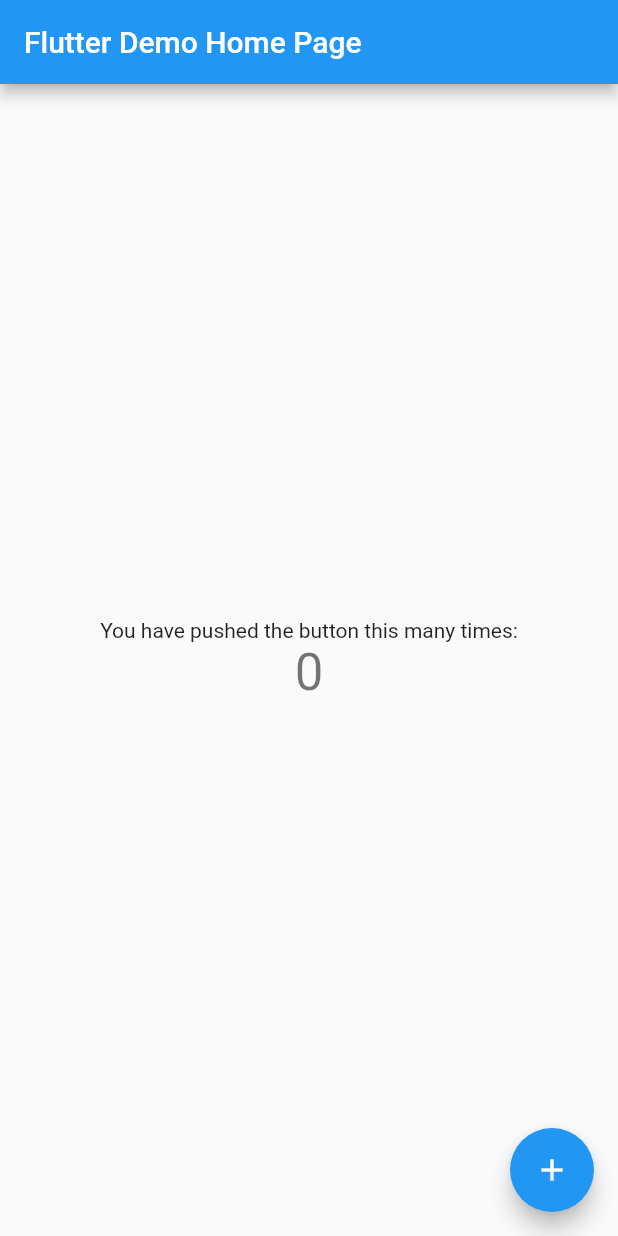
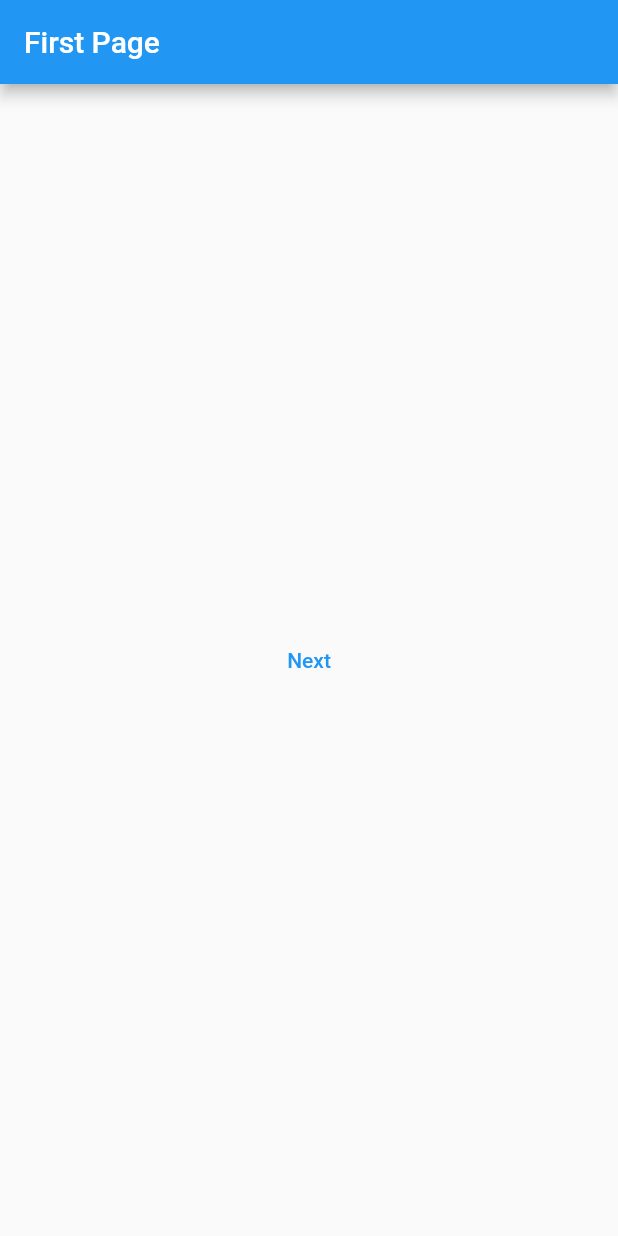
Before and after one commit to llogvinov/flutter, a Flutter app: the screen it shows after launch, on a phone screen of 412 x 824 dp. Run offline on Flutter 3.47's test engine with Material 2 defaults, Android fonts, the phone set to English and light mode, and no system bars.

Commit message:
added simple two-pages app

```diff
--- /dev/null
+++ b/logvinov_lab_2/lib/app.dart
@@ -0,0 +1,18 @@
+import 'package:flutter/material.dart';
+import 'first_page.dart';
+
+class MyApp extends StatelessWidget {
+  const MyApp({Key? key}) : super(key: key);
+
+  // This widget is the root of your application.
+  @override
+  Widget build(BuildContext context) {
+    return MaterialApp(
+      title: '2 Pages Project',
+      theme: ThemeData(
+        primarySwatch: Colors.blue,
+      ),
+      home: const FirstPage(title: 'First Page'),
+    );
+  }
+}
--- /dev/null
+++ b/logvinov_lab_2/lib/first_page.dart
@@ -0,0 +1,28 @@
+import 'package:flutter/material.dart';
+import 'second_page.dart';
+
+class FirstPage extends StatelessWidget {
+  const FirstPage({Key? key, required this.title}) : super(key: key);
+  final String title;
+
+  @override
+  Widget build(BuildContext context) {
+    return Scaffold(
+      appBar: AppBar(
+        title: Text(title),
+      ),
+      body: Center(
+        child: TextButton(
+          onPressed: () async {
+            var message = await Navigator.push(context,
+                MaterialPageRoute(builder: (context) {
+              return const SecondPage(title: "Second Page");
+            }));
+            print(message);
+          },
+          child: const Text('Next'),
+        ),
+      ),
+    );
+  }
+}
--- a/logvinov_lab_2/lib/main.dart
+++ b/logvinov_lab_2/lib/main.dart
@@ -1,115 +1,6 @@
 import 'package:flutter/material.dart';
+import 'app.dart';
 
 void main() {
   runApp(const MyApp());
 }
-
-class MyApp extends StatelessWidget {
-  const MyApp({Key? key}) : super(key: key);
-
-  // This widget is the root of your application.
-  @override
-  Widget build(BuildContext context) {
-    return MaterialApp(
-      title: 'Flutter Demo',
-      theme: ThemeData(
-        // This is the theme of your application.
-        //
-        // Try running your application with "flutter run". You'll see the
-        // application has a blue toolbar. Then, without quitting the app, try
-        // changing the primarySwatch below to Colors.green and then invoke
-        // "hot reload" (press "r" in the console where you ran "flutter run",
-        // or simply save your changes to "hot reload" in a Flutter IDE).
-        // Notice that the counter didn't reset back to zero; the application
-        // is not restarted.
-        primarySwatch: Colors.blue,
-      ),
-      home: const MyHomePage(title: 'Flutter Demo Home Page'),
-    );
-  }
-}
-
-class MyHomePage extends StatefulWidget {
-  const MyHomePage({Key? key, required this.title}) : super(key: key);
-
-  // This widget is the home page of your application. It is stateful, meaning
-  // that it has a State object (defined below) that contains fields that affect
-  // how it looks.
-
-  // This class is the configuration for the state. It holds the values (in this
-  // case the title) provided by the parent (in this case the App widget) and
-  // used by the build method of the State. Fields in a Widget subclass are
-  // always marked "final".
-
-  final String title;
-
-  @override
-  State<MyHomePage> createState() => _MyHomePageState();
-}
-
-class _MyHomePageState extends State<MyHomePage> {
-  int _counter = 0;
-
-  void _incrementCounter() {
-    setState(() {
-      // This call to setState tells the Flutter framework that something has
-      // changed in this State, which causes it to rerun the build method below
-      // so that the display can reflect the updated values. If we changed
-      // _counter without calling setState(), then the build method would not be
-      // called again, and so nothing would appear to happen.
-      _counter++;
-    });
-  }
-
-  @override
-  Widget build(BuildContext context) {
-    // This method is rerun every time setState is called, for instance as done
-    // by the _incrementCounter method above.
-    //
-    // The Flutter framework has been optimized to make rerunning build methods
-    // fast, so that you can just rebuild anything that needs updating rather
-    // than having to individually change instances of widgets.
-    return Scaffold(
-      appBar: AppBar(
-        // Here we take the value from the MyHomePage object that was created by
-        // the App.build method, and use it to set our appbar title.
-        title: Text(widget.title),
-      ),
-      body: Center(
-        // Center is a layout widget. It takes a single child and positions it
-        // in the middle of the parent.
-        child: Column(
-          // Column is also a layout widget. It takes a list of children and
-          // arranges them vertically. By default, it sizes itself to fit its
-          // children horizontally, and tries to be as tall as its parent.
-          //
-          // Invoke "debug painting" (press "p" in the console, choose the
-          // "Toggle Debug Paint" action from the Flutter Inspector in Android
-          // Studio, or the "Toggle Debug Paint" command in Visual Studio Code)
-          // to see the wireframe for each widget.
-          //
-          // Column has various properties to control how it sizes itself and
-          // how it positions its children. Here we use mainAxisAlignment to
-          // center the children vertically; the main axis here is the vertical
-          // axis because Columns are vertical (the cross axis would be
-          // horizontal).
-          mainAxisAlignment: MainAxisAlignment.center,
-          children: <Widget>[
-            const Text(
-              'You have pushed the button this many times:',
-            ),
-            Text(
-              '$_counter',
-              style: Theme.of(context).textTheme.headline4,
-            ),
-          ],
-        ),
-      ),
-      floatingActionButton: FloatingActionButton(
-        onPressed: _incrementCounter,
-        tooltip: 'Increment',
-        child: const Icon(Icons.add),
-      ), // This trailing comma makes auto-formatting nicer for build methods.
-    );
-  }
-}
```
Also changed, not shown: logvinov_lab_2/lib/second_page.dart (added, +23 -0 lines).
